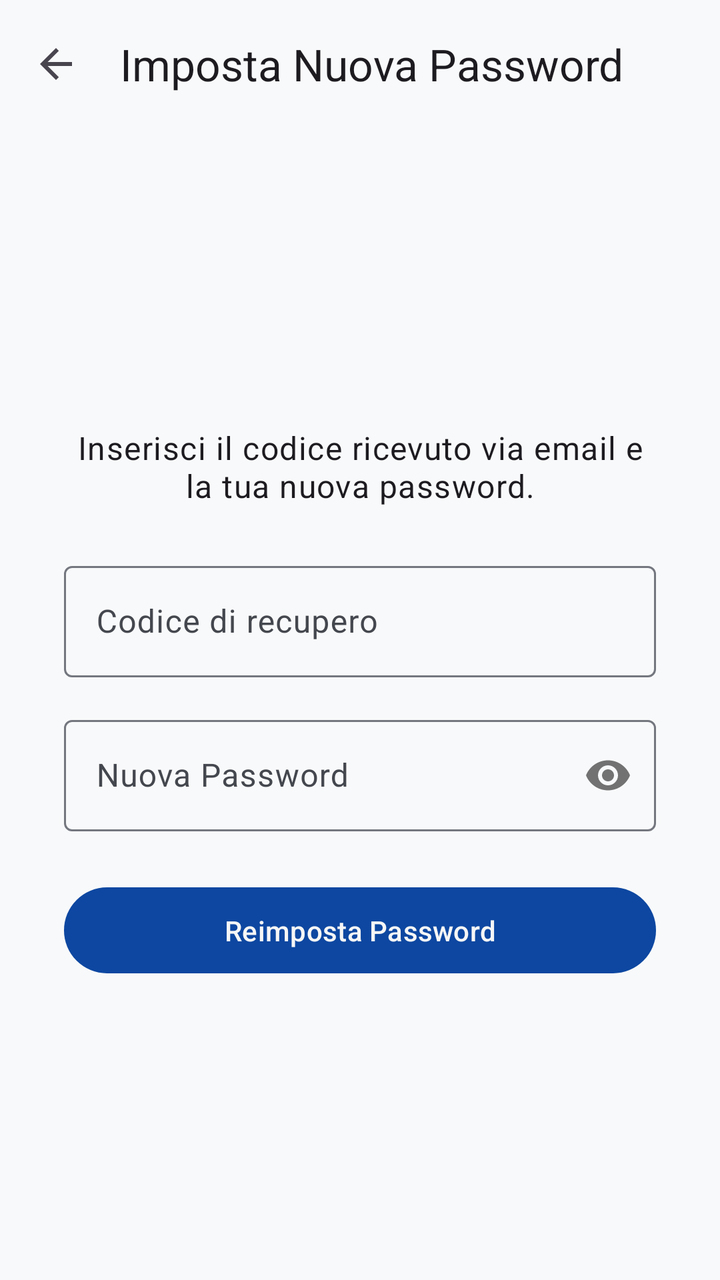
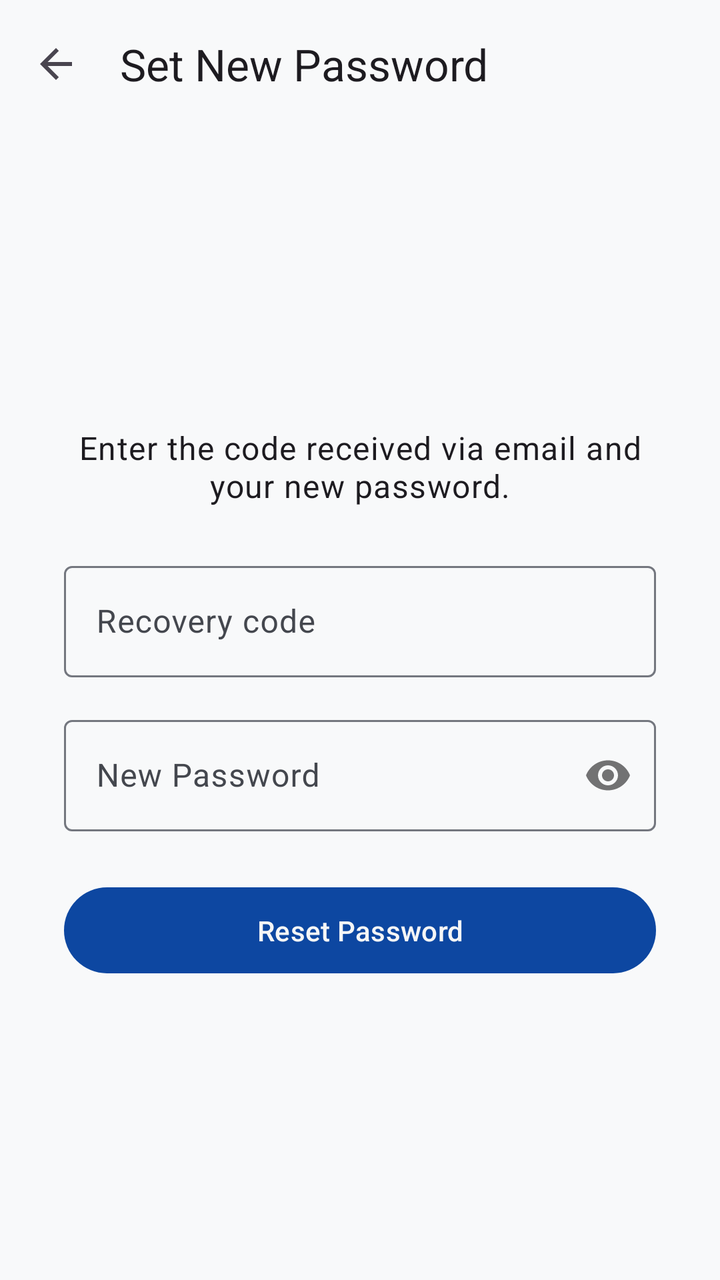

The first picture is an Android layout as it rendered before a commit; the second is the same layout after the commit. The layout source and the unified diff follow.
<!-- AndroidManifest.xml: application theme Theme.CryptionChat -->
<!-- res/layout/activity_reset_password.xml -->
<?xml version="1.0" encoding="utf-8"?>

<androidx.coordinatorlayout.widget.CoordinatorLayout xmlns:android="http://schemas.android.com/apk/res/android"
    xmlns:app="http://schemas.android.com/apk/res-auto"
    xmlns:tools="http://schemas.android.com/tools"
    android:layout_width="match_parent"
    android:layout_height="match_parent"
    android:background="?attr/colorSurface"
    tools:context=".ResetPasswordActivity">

    <com.google.android.material.appbar.AppBarLayout
        android:layout_width="match_parent"
        android:layout_height="wrap_content"
        android:background="?attr/colorSurface">

        <com.google.android.material.appbar.MaterialToolbar
            android:id="@+id/toolbar"
            android:layout_width="match_parent"
            android:layout_height="?attr/actionBarSize"
            app:navigationIcon="@drawable/ic_arrow_back"
            app:title="Imposta Nuova Password" />

    </com.google.android.material.appbar.AppBarLayout>

    <LinearLayout
        android:layout_width="match_parent"
        android:layout_height="match_parent"
        android:orientation="vertical"
        android:padding="32dp"
        android:gravity="center"
        app:layout_behavior="@string/appbar_scrolling_view_behavior">

        <TextView
            android:layout_width="wrap_content"
            android:layout_height="wrap_content"
            android:text="Inserisci il codice ricevuto via email e la tua nuova password."
            android:textAppearance="?attr/textAppearanceBodyLarge"
            android:gravity="center"
            android:layout_marginBottom="24dp"/>

        <com.google.android.material.textfield.TextInputLayout
            style="@style/Widget.Material3.TextInputLayout.OutlinedBox"
            android:layout_width="match_parent"
            android:layout_height="wrap_content"
            android:layout_marginBottom="16dp"
            android:hint="Codice di recupero">

            <com.google.android.material.textfield.TextInputEditText
                android:id="@+id/editTextCode"
                android:layout_width="match_parent"
                android:layout_height="wrap_content"
                android:inputType="number"
                android:maxLength="6" />

        </com.google.android.material.textfield.TextInputLayout>

        <com.google.android.material.textfield.TextInputLayout
            style="@style/Widget.Material3.TextInputLayout.OutlinedBox"
            android:layout_width="match_parent"
            android:layout_height="wrap_content"
            android:layout_marginBottom="24dp"
            app:passwordToggleEnabled="true"
            android:hint="Nuova Password">

            <com.google.android.material.textfield.TextInputEditText
                android:id="@+id/editTextNewPassword"
                android:layout_width="match_parent"
                android:layout_height="wrap_content"
                android:inputType="textPassword" />

        </com.google.android.material.textfield.TextInputLayout>

        <com.google.android.material.button.MaterialButton
            android:id="@+id/buttonResetPassword"
            android:layout_width="match_parent"
            android:layout_height="wrap_content"
            android:paddingVertical="12dp"
            android:text="Reimposta Password"/>

    </LinearLayout>
</androidx.coordinatorlayout.widget.CoordinatorLayout>
<!-- resources referenced by this layout -->
<resources>
  <!-- drawable ic_arrow_back (drawable) -->
  <vector xmlns:android="http://schemas.android.com/apk/res/android"
      android:width="24dp"
      android:height="24dp"
      android:viewportWidth="24"
      android:viewportHeight="24"
      android:tint="?attr/colorControlNormal">
      <path
          android:fillColor="@android:color/white"
          android:pathData="M20,11H7.83l5.59,-5.59L12,4l-8,8 8,8 1.41,-1.41L7.83,13H20v-2z"/>
  </vector>
  <color name="primary_light">#0D47A1</color>
  <color name="primary_container_light">#D4E3FF</color>
  <color name="on_primary_container_light">#001C3A</color>
  <color name="secondary_light">#546E7A</color>
  <color name="on_secondary_light">#FFFFFF</color>
  <color name="secondary_container_light">#DAE2E9</color>
  <color name="on_secondary_container_light">#121F26</color>
  <color name="tertiary_light">#455A64</color>
  <color name="on_tertiary_light">#FFFFFF</color>
  <color name="tertiary_container_light">#CFD8DC</color>
  <color name="error_light">#BA1A1A</color>
  <color name="on_error_light">#FFFFFF</color>
  <color name="error_container_light">#FFDAD6</color>
  <color name="on_error_container_light">#410002</color>
  <color name="background_light">#F8F9FA</color>
  <color name="on_background_light">#191C20</color>
  <color name="surface_light">#F8F9FA</color>
  <color name="on_surface_light">#191C20</color>
  <color name="surface_variant_light">#E0E2E5</color>
  <color name="on_surface_variant_light">#44474E</color>
  <color name="outline_light">#74777F</color>
  <color name="outline_variant_light">#C4C6CF</color>
  <color name="inverse_surface_light">#2F3033</color>
  <color name="inverse_on_surface_light">#F1F0F4</color>
  <color name="inverse_primary_light">#AEC6FF</color>
  <style name="Widget.App.NavigationView" parent="Widget.Material3.NavigationView">
          
          <item name="itemShapeInsetStart">12dp</item>
          <item name="itemShapeInsetEnd">12dp</item>
          
          <item name="itemShapeAppearanceOverlay">@style/ShapeAppearance.Material3.Corner.Full</item>
      </style>
  <style name="ActivityAnimation" parent="@android:style/Animation.Activity">
          <item name="android:activityOpenEnterAnimation">@anim/slide_in_right</item>
          <item name="android:activityOpenExitAnimation">@anim/slide_out_left</item>
          <item name="android:activityCloseEnterAnimation">@anim/slide_in_left</item>
          <item name="android:activityCloseExitAnimation">@anim/slide_out_right</item>
      </style>
  <!-- unchanged entries left out for length: 1 -->
</resources>

<!-- the commit's change to res/layout/activity_reset_password.xml (unified diff, before → after) -->
@@ -18,7 +18,7 @@
             android:layout_width="match_parent"
             android:layout_height="?attr/actionBarSize"
             app:navigationIcon="@drawable/ic_arrow_back"
-            app:title="Imposta Nuova Password" />
+            app:title="@string/reset_password_title" />
 
     </com.google.android.material.appbar.AppBarLayout>
 
@@ -33,7 +33,7 @@
         <TextView
             android:layout_width="wrap_content"
             android:layout_height="wrap_content"
-            android:text="Inserisci il codice ricevuto via email e la tua nuova password."
+            android:text="@string/reset_password_desc"
             android:textAppearance="?attr/textAppearanceBodyLarge"
             android:gravity="center"
             android:layout_marginBottom="24dp"/>
@@ -43,7 +43,7 @@
             android:layout_width="match_parent"
             android:layout_height="wrap_content"
             android:layout_marginBottom="16dp"
-            android:hint="Codice di recupero">
+            android:hint="@string/hint_recovery_code">
 
             <com.google.android.material.textfield.TextInputEditText
                 android:id="@+id/editTextCode"
@@ -60,7 +60,7 @@
             android:layout_height="wrap_content"
             android:layout_marginBottom="24dp"
             app:passwordToggleEnabled="true"
-            android:hint="Nuova Password">
+            android:hint="@string/hint_new_password">
 
             <com.google.android.material.textfield.TextInputEditText
                 android:id="@+id/editTextNewPassword"
@@ -75,7 +75,7 @@
             android:layout_width="match_parent"
             android:layout_height="wrap_content"
             android:paddingVertical="12dp"
-            android:text="Reimposta Password"/>
+            android:text="@string/action_reset_password"/>
 
     </LinearLayout>
 </androidx.coordinatorlayout.widget.CoordinatorLayout>
<!-- resource entries referenced after the edit -->
@@ -11,6 +11,11 @@
           android:fillColor="@android:color/white"
           android:pathData="M20,11H7.83l5.59,-5.59L12,4l-8,8 8,8 1.41,-1.41L7.83,13H20v-2z"/>
   </vector>
+  <string name="action_reset_password">Reset Password</string>
+  <string name="hint_new_password">New Password</string>
+  <string name="hint_recovery_code">Recovery code</string>
+  <string name="reset_password_desc">Enter the code received via email and your new password.</string>
+  <string name="reset_password_title">Set New Password</string>
   <color name="primary_light">#0D47A1</color>
   <color name="primary_container_light">#D4E3FF</color>
   <color name="on_primary_container_light">#001C3A</color>
